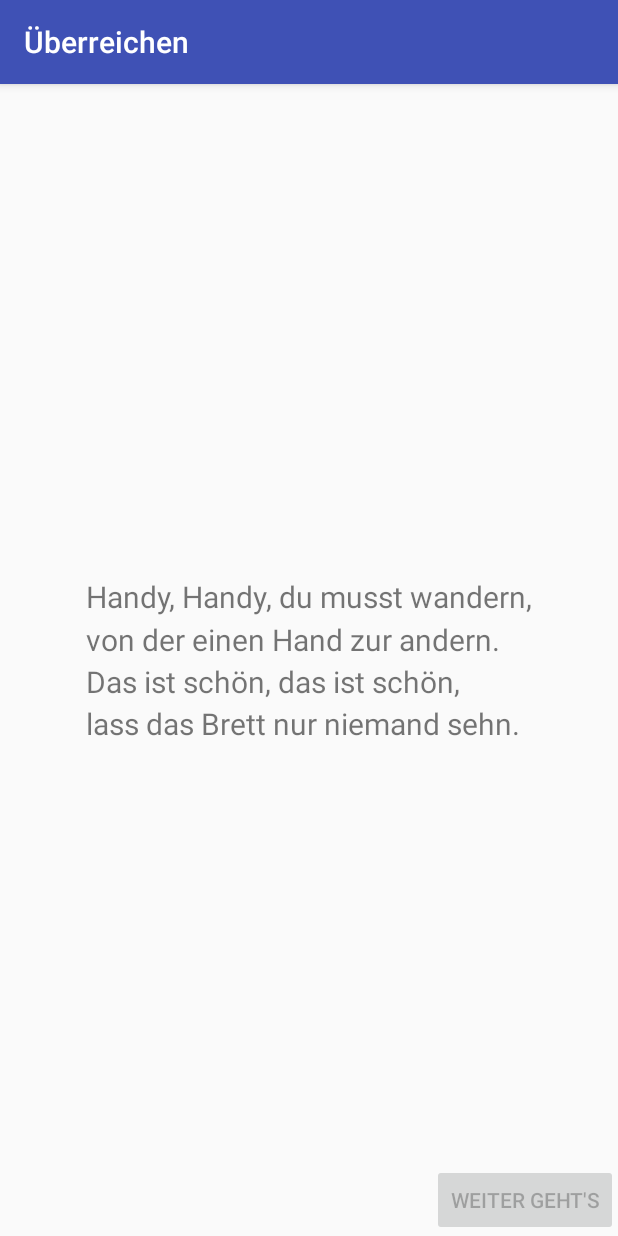
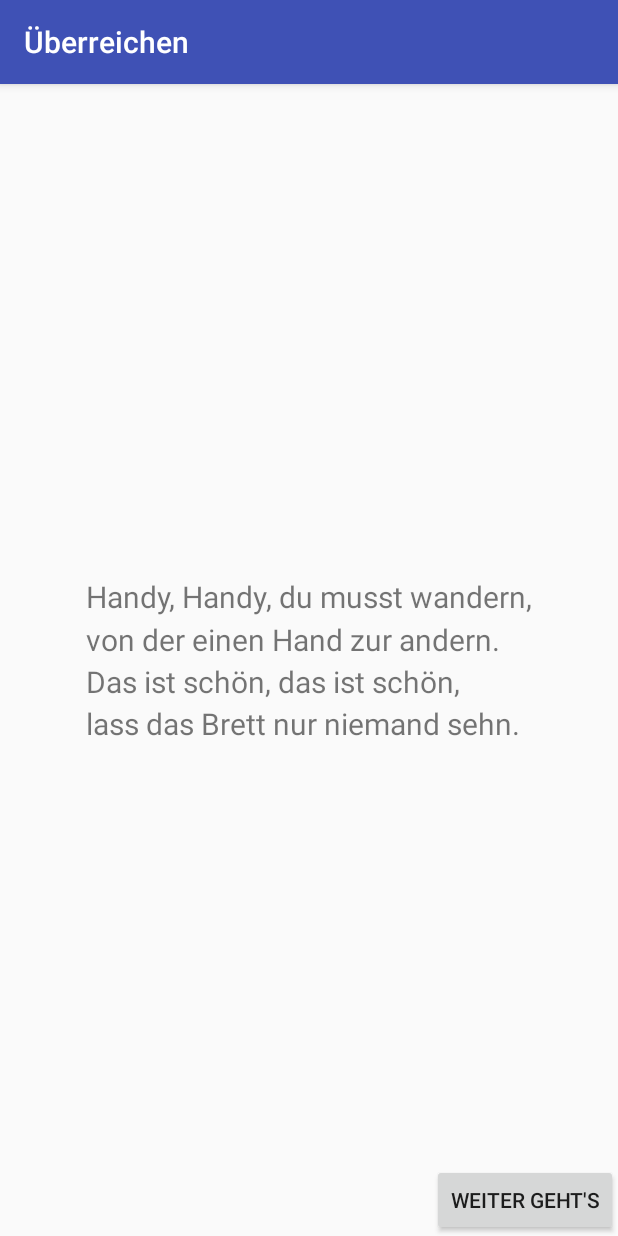
Before and after one commit to rillig/Phantom-Go-Android, an Android app: the HandOverActivity screen opened directly, with no data from a screen before it, on a phone screen of 412 x 824 dp. Run offline under Robolectric (Android 15) with nearby library versions, the phone set to English and light mode, and no system bars.

Commit message:
Less hand-over delay

```diff
--- a/app/src/main/java/de/roland_illig/android/phantomgo/HandOverActivity.kt
+++ b/app/src/main/java/de/roland_illig/android/phantomgo/HandOverActivity.kt
@@ -15,7 +15,7 @@ class HandOverActivity : AppCompatActivity() {
         setContentView(R.layout.activity_hand_over)
 
         // To prevent accidental double-clicks.
-        Handler().postDelayed({ findViewById<Button>(R.id.continueButton).isEnabled = true }, 2000)
+        Handler().postDelayed({ findViewById<Button>(R.id.continueButton).isEnabled = true }, 1200)
     }
 
     fun onContinueClick(view: View) {
```
